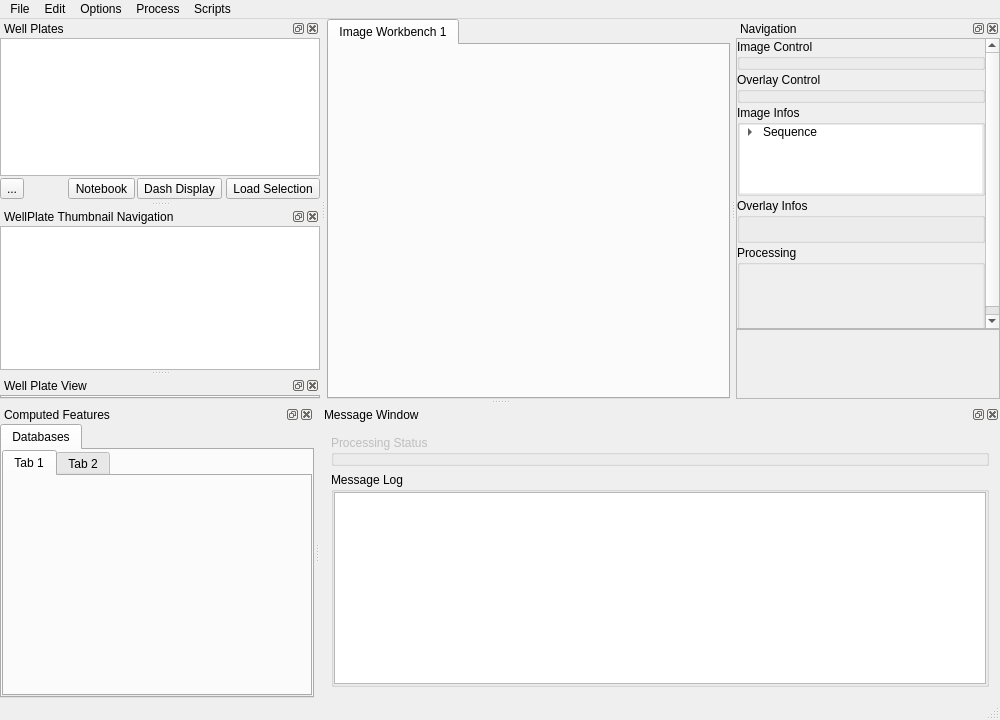
Above: Gui/mainwindow.ui from Ksilink/PhenoLink before the change. Below: the same form after it.
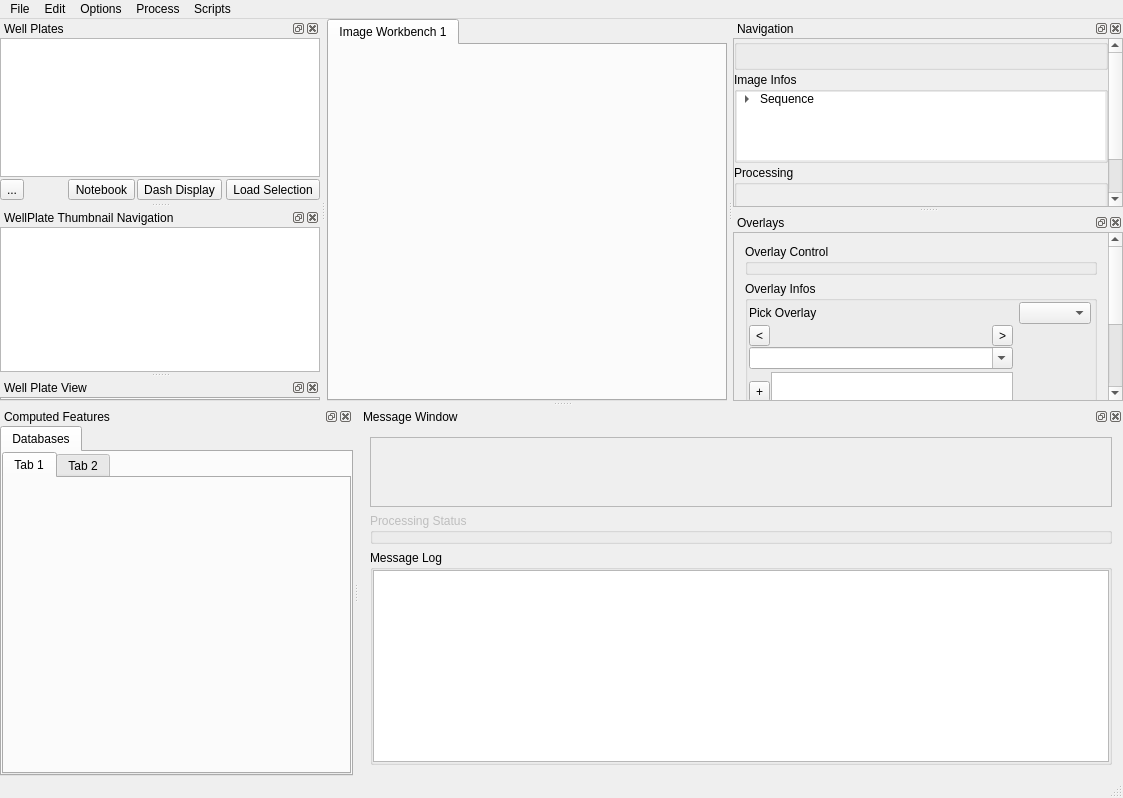
That is the form after the change. Icons and pictures are not drawn. Custom widgets are drawn as their Qt base class.

Commit message: Re-interfacing Overlays interactions

```diff
--- a/Gui/mainwindow.ui
+++ b/Gui/mainwindow.ui
@@ -6,8 +6,8 @@
    <rect>
     <x>0</x>
     <y>0</y>
-    <width>1000</width>
-    <height>720</height>
+    <width>1123</width>
+    <height>798</height>
    </rect>
   </property>
   <property name="minimumSize">
@@ -82,7 +82,7 @@
     <rect>
      <x>0</x>
      <y>0</y>
-     <width>1000</width>
+     <width>1123</width>
      <height>20</height>
     </rect>
    </property>
@@ -347,8 +347,8 @@
          <rect>
           <x>0</x>
           <y>0</y>
-          <width>412</width>
-          <height>299</height>
+          <width>371</width>
+          <height>214</height>
          </rect>
         </property>
         <layout class="QVBoxLayout" name="verticalLayout_9">
@@ -370,7 +370,7 @@
          <item>
           <widget class="ctkCollapsibleGroupBox" name="imageControl">
            <property name="title">
-            <string>Image Control</string>
+            <string/>
            </property>
            <layout class="QVBoxLayout" name="verticalLayout_6">
             <property name="spacing">
@@ -391,30 +391,6 @@
            </layout>
           </widget>
          </item>
-         <item>
-          <widget class="ctkCollapsibleGroupBox" name="overlayControl">
-           <property name="title">
-            <string>Overlay Control</string>
-           </property>
-           <layout class="QVBoxLayout" name="verticalLayout_16">
-            <property name="spacing">
-             <number>0</number>
-            </property>
-            <property name="leftMargin">
-             <number>0</number>
-            </property>
-            <property name="topMargin">
-             <number>0</number>
-            </property>
-            <property name="rightMargin">
-             <number>0</number>
-            </property>
-            <property name="bottomMargin">
-             <number>0</number>
-            </property>
-           </layout>
-          </widget>
-         </item>
          <item>
           <widget class="ctkCollapsibleGroupBox" name="groupBox_2">
            <property name="title">
@@ -487,14 +463,6 @@
            </layout>
           </widget>
          </item>
-         <item>
-          <widget class="ctkCollapsibleGroupBox" name="overlayInfos">
-           <property name="title">
-            <string>Overlay Infos</string>
-           </property>
-           <layout class="QVBoxLayout" name="verticalLayout_15"/>
-          </widget>
-         </item>
          <item>
           <widget class="ctkCollapsibleGroupBox" name="processingParameterGroup">
            <property name="title">
@@ -529,7 +497,7 @@
                 <rect>
                  <x>0</x>
                  <y>0</y>
-                 <width>406</width>
+                 <width>365</width>
                  <height>68</height>
                 </rect>
                </property>
@@ -548,26 +516,6 @@
        </widget>
       </widget>
      </item>
-     <item>
-      <widget class="QScrollArea" name="dockExperimentControl">
-       <property name="enabled">
-        <bool>true</bool>
-       </property>
-       <property name="widgetResizable">
-        <bool>true</bool>
-       </property>
-       <widget class="QWidget" name="scrollAreaWidgetContents_2">
-        <property name="geometry">
-         <rect>
-          <x>0</x>
-          <y>0</y>
-          <width>412</width>
-          <height>68</height>
-         </rect>
-        </property>
-       </widget>
-      </widget>
-     </item>
     </layout>
    </widget>
   </widget>
@@ -696,6 +644,26 @@
    </attribute>
    <widget class="QWidget" name="dockWidgetContents_6">
     <layout class="QVBoxLayout" name="verticalLayout">
+     <item>
+      <widget class="QScrollArea" name="dockExperimentControl">
+       <property name="enabled">
+        <bool>true</bool>
+       </property>
+       <property name="widgetResizable">
+        <bool>true</bool>
+       </property>
+       <widget class="QWidget" name="scrollAreaWidgetContents_2">
+        <property name="geometry">
+         <rect>
+          <x>0</x>
+          <y>0</y>
+          <width>744</width>
+          <height>68</height>
+         </rect>
+        </property>
+       </widget>
+      </widget>
+     </item>
      <item>
       <widget class="ctkCollapsibleGroupBox" name="ProcessingStatus">
        <property name="enabled">
@@ -757,6 +725,181 @@
     </layout>
    </widget>
   </widget>
+  <widget class="QDockWidget" name="dockWidget">
+   <property name="windowTitle">
+    <string>Overlays</string>
+   </property>
+   <attribute name="dockWidgetArea">
+    <number>2</number>
+   </attribute>
+   <widget class="QWidget" name="dockWidgetContents_8">
+    <layout class="QVBoxLayout" name="verticalLayout_17">
+     <property name="spacing">
+      <number>0</number>
+     </property>
+     <property name="leftMargin">
+      <number>0</number>
+     </property>
+     <property name="topMargin">
+      <number>0</number>
+     </property>
+     <property name="rightMargin">
+      <number>0</number>
+     </property>
+     <property name="bottomMargin">
+      <number>0</number>
+     </property>
+     <item>
+      <widget class="QScrollArea" name="scrollArea">
+       <property name="widgetResizable">
+        <bool>true</bool>
+       </property>
+       <widget class="QWidget" name="scrollAreaWidgetContents_3">
+        <property name="geometry">
+         <rect>
+          <x>0</x>
+          <y>0</y>
+          <width>371</width>
+          <height>288</height>
+         </rect>
+        </property>
+        <layout class="QVBoxLayout" name="verticalLayout_15">
+         <item>
+          <widget class="ctkCollapsibleGroupBox" name="overlayControl">
+           <property name="title">
+            <string>Overlay Control</string>
+           </property>
+           <layout class="QVBoxLayout" name="verticalLayout_16">
+            <property name="spacing">
+             <number>0</number>
+            </property>
+            <property name="leftMargin">
+             <number>0</number>
+            </property>
+            <property name="topMargin">
+             <number>0</number>
+            </property>
+            <property name="rightMargin">
+             <number>0</number>
+            </property>
+            <property name="bottomMargin">
+             <number>0</number>
+            </property>
+           </layout>
+          </widget>
+         </item>
+         <item>
+          <widget class="ctkCollapsibleGroupBox" name="overlayInfos">
+           <property name="title">
+            <string>Overlay Infos</string>
+           </property>
+           <layout class="QGridLayout" name="gridLayout_2">
+            <property name="leftMargin">
+             <number>1</number>
+            </property>
+            <property name="topMargin">
+             <number>1</number>
+            </property>
+            <property name="rightMargin">
+             <number>3</number>
+            </property>
+            <property name="bottomMargin">
+             <number>3</number>
+            </property>
+            <property name="spacing">
+             <number>1</number>
+            </property>
+            <item row="6" column="0">
+             <widget class="QToolButton" name="delTag">
+              <property name="text">
+               <string>-</string>
+              </property>
+             </widget>
+            </item>
+            <item row="1" column="1">
+             <widget class="QLabel" name="overlayId">
+              <property name="minimumSize">
+               <size>
+                <width>20</width>
+                <height>0</height>
+               </size>
+              </property>
+              <property name="text">
+               <string/>
+              </property>
+             </widget>
+            </item>
+            <item row="5" column="1" rowspan="2" colspan="2">
+             <widget class="QListWidget" name="tagList"/>
+            </item>
+            <item row="1" column="0">
+             <widget class="QToolButton" name="prevOverlay">
+              <property name="text">
+               <string>&lt;</string>
+              </property>
+             </widget>
+            </item>
+            <item row="0" column="8" colspan="2">
+             <widget class="QComboBox" name="pickOverlay">
+              <property name="editable">
+               <bool>false</bool>
+              </property>
+             </widget>
+            </item>
+            <item row="0" column="0" colspan="5">
+             <widget class="QLabel" name="label">
+              <property name="text">
+               <string>Pick Overlay</string>
+              </property>
+             </widget>
+            </item>
+            <item row="2" column="0" colspan="3">
+             <widget class="QComboBox" name="tagSelector">
+              <property name="contextMenuPolicy">
+               <enum>Qt::ActionsContextMenu</enum>
+              </property>
+              <property name="editable">
+               <bool>true</bool>
+              </property>
+              <property name="insertPolicy">
+               <enum>QComboBox::InsertAtBottom</enum>
+              </property>
+             </widget>
+            </item>
+            <item row="1" column="2">
+             <widget class="QToolButton" name="nextOverlay">
+              <property name="text">
+               <string>&gt;</string>
+              </property>
+             </widget>
+            </item>
+            <item row="5" column="0">
+             <widget class="QToolButton" name="addTag">
+              <property name="text">
+               <string>+</string>
+              </property>
+             </widget>
+            </item>
+            <item row="1" column="4" rowspan="8" colspan="6">
+             <widget class="QLabel" name="showOverlay">
+              <property name="text">
+               <string>TextLabel</string>
+              </property>
+             </widget>
+            </item>
+            <item row="8" column="0" colspan="4">
+             <widget class="QListWidget" name="valuesOverlay"/>
+            </item>
+           </layout>
+          </widget>
+         </item>
+        </layout>
+       </widget>
+      </widget>
+     </item>
+    </layout>
+   </widget>
+  </widget>
   <action name="action_Exit">
    <property name="text">
     <string>&amp;Exit</string>
```
Left out of the diff: 9 changed lines with no effect on the pictures. The commit also changes 16 other files.
